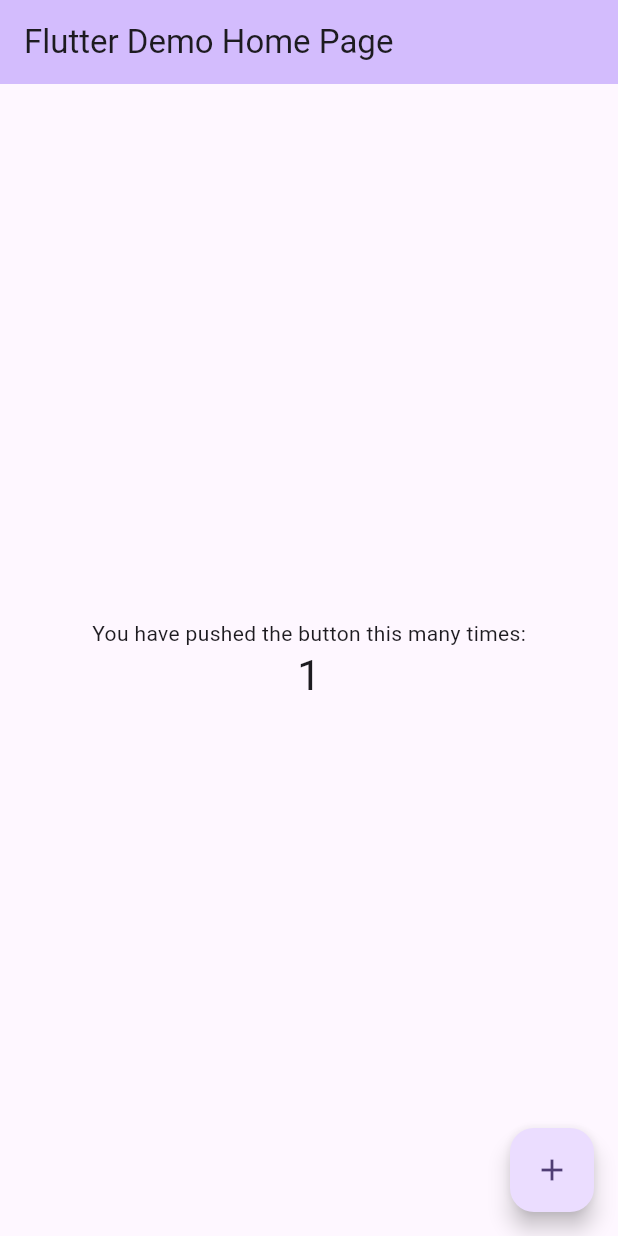
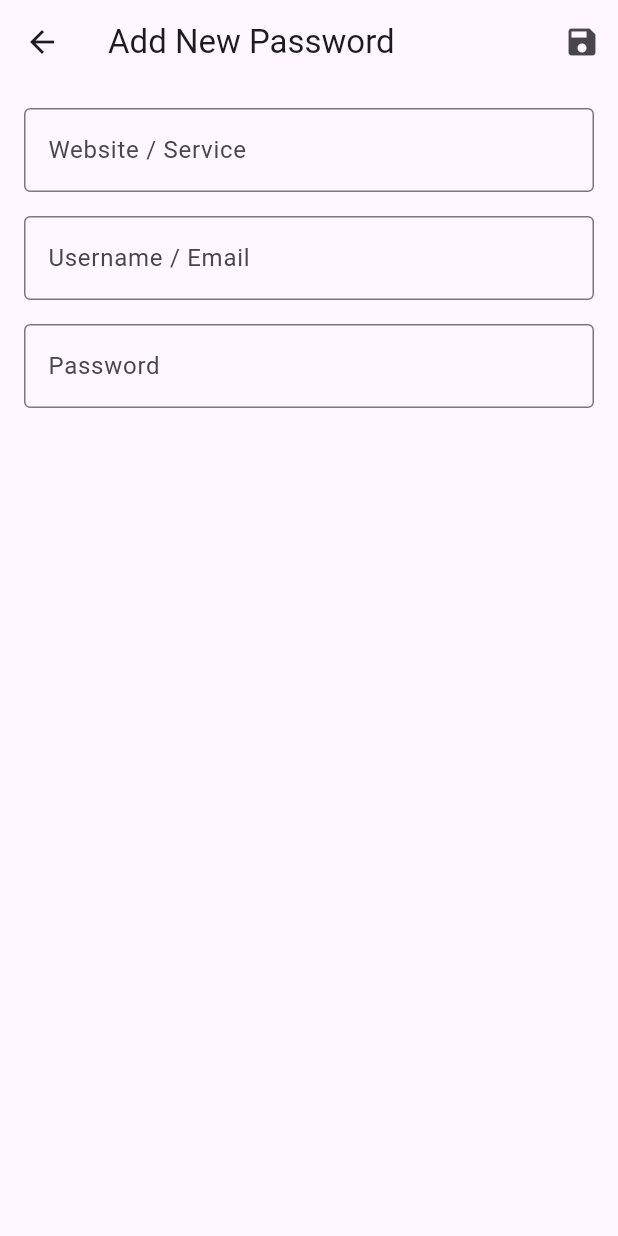
Before and after one commit to could-ai/019860d4-39db-7d30-8c54-eef5cc6d4892, a Flutter app: the screen it shows after launch, after a tap on the "add" icon, on a phone screen of 412 x 824 dp. Run offline on Flutter 3.47's test engine with Material 3 defaults, Android fonts, the phone set to English and light mode, and no system bars.

Commit message:
Refactor main.dart to navigate to a new screen for adding passwords and update the password list with the returned data.; Create a new screen with a form to add new password entries, including fields for website, username, and password, and a save button.

```diff
--- /dev/null
+++ b/usr/lib/add_password_screen.dart
@@ -0,0 +1,83 @@
+import 'package:flutter/material.dart';
+import 'package:couldai_user_app/main.dart';
+
+class AddPasswordScreen extends StatefulWidget {
+  const AddPasswordScreen({super.key});
+
+  @override
+  State<AddPasswordScreen> createState() => _AddPasswordScreenState();
+}
+
+class _AddPasswordScreenState extends State<AddPasswordScreen> {
+  final _websiteController = TextEditingController();
+  final _usernameController = TextEditingController();
+  final _passwordController = TextEditingController();
+
+  void _savePassword() {
+    if (_websiteController.text.isNotEmpty &&
+        _usernameController.text.isNotEmpty &&
+        _passwordController.text.isNotEmpty) {
+      final newEntry = PasswordEntry(
+        website: _websiteController.text,
+        username: _usernameController.text,
+        password: _passwordController.text,
+      );
+      Navigator.pop(context, newEntry);
+    }
+  }
+
+  @override
+  void dispose() {
+    _websiteController.dispose();
+    _usernameController.dispose();
+    _passwordController.dispose();
+    super.dispose();
+  }
+
+  @override
+  Widget build(BuildContext context) {
+    return Scaffold(
+      appBar: AppBar(
+        title: const Text('Add New Password'),
+        actions: [
+          IconButton(
+            icon: const Icon(Icons.save),
+            onPressed: _savePassword,
+            tooltip: 'Save',
+          ),
+        ],
+      ),
+      body: Padding(
+        padding: const EdgeInsets.all(16.0),
+        child: Column(
+          children: [
+            TextField(
+              controller: _websiteController,
+              decoration: const InputDecoration(
+                labelText: 'Website / Service',
+                border: OutlineInputBorder(),
+              ),
+            ),
+            const SizedBox(height: 16),
+            TextField(
+              controller: _usernameController,
+              decoration: const InputDecoration(
+                labelText: 'Username / Email',
+                border: OutlineInputBorder(),
+              ),
+            ),
+            const SizedBox(height: 16),
+            TextField(
+              controller: _passwordController,
+              obscureText: true,
+              decoration: const InputDecoration(
+                labelText: 'Password',
+                border: OutlineInputBorder(),
+              ),
+            ),
+          ],
+        ),
+      ),
+    );
+  }
+}
--- a/usr/lib/main.dart
+++ b/usr/lib/main.dart
@@ -1,52 +1,37 @@
 import 'package:flutter/material.dart';
+import 'package:couldai_user_app/add_password_screen.dart';
 
 void main() {
   runApp(const MyApp());
 }
 
+class PasswordEntry {
+  final String website;
+  final String username;
+  final String password;
+
+  PasswordEntry({required this.website, required this.username, required this.password});
+}
+
 class MyApp extends StatelessWidget {
   const MyApp({super.key});
 
-  // This widget is the root of your application.
   @override
   Widget build(BuildContext context) {
     return MaterialApp(
-      title: 'Flutter Demo',
+      title: 'Password Manager',
       debugShowCheckedModeBanner: false,
       theme: ThemeData(
-        // This is the theme of your application.
-        //
-        // TRY THIS: Try running your application with "flutter run". You'll see
-        // the application has a purple toolbar. Then, without quitting the app,
-        // try changing the seedColor in the colorScheme below to Colors.green
-        // and then invoke "hot reload" (save your changes or press the "hot
-        // reload" button in a Flutter-supported IDE, or press "r" if you used
-        // the command line to start the app).
-        //
-        // Notice that the counter didn't reset back to zero; the application
-        // state is not lost during the reload. To reset the state, use hot
-        // restart instead.
-        //
-        // This works for code too, not just values: Most code changes can be
-        // tested with just a hot reload.
         colorScheme: ColorScheme.fromSeed(seedColor: Colors.deepPurple),
+        useMaterial3: true,
       ),
-      home: const MyHomePage(title: 'Flutter Demo Home Page'),
+      home: const MyHomePage(title: 'Password Manager'),
     );
   }
 }
 
 class MyHomePage extends StatefulWidget {
   const MyHomePage({super.key, required this.title});
-
-  // This widget is the home page of your application. It is stateful, meaning
-  // that it has a State object (defined below) that contains fields that affect
-  // how it looks.
-
-  // This class is the configuration for the state. It holds the values (in this
-  // case the title) provided by the parent (in this case the App widget) and
-  // used by the build method of the State. Fields in a Widget subclass are
-  // always marked "final".
 
   final String title;
 
@@ -55,66 +40,51 @@ class MyHomePage extends StatefulWidget {
 }
 
 class _MyHomePageState extends State<MyHomePage> {
-  int _counter = 0;
+  final List<PasswordEntry> _passwordEntries = [
+    PasswordEntry(website: 'Google', username: 'user@gmail.com', password: 'password123'),
+    PasswordEntry(website: 'Facebook', username: 'user@facebook.com', password: 'password456'),
+    PasswordEntry(website: 'Twitter', username: 'user@twitter.com', password: 'password789'),
+  ];
 
-  void _incrementCounter() {
-    setState(() {
-      // This call to setState tells the Flutter framework that something has
-      // changed in this State, which causes it to rerun the build method below
-      // so that the display can reflect the updated values. If we changed
-      // _counter without calling setState(), then the build method would not be
-      // called again, and so nothing would appear to happen.
-      _counter++;
-    });
+  void _navigateToAddPasswordScreen() async {
+    final newEntry = await Navigator.push(
+      context,
+      MaterialPageRoute(builder: (context) => const AddPasswordScreen()),
+    );
+
+    if (newEntry != null) {
+      setState(() {
+        _passwordEntries.add(newEntry);
+      });
+    }
   }
 
   @override
   Widget build(BuildContext context) {
-    // This method is rerun every time setState is called, for instance as done
-    // by the _incrementCounter method above.
-    //
-    // The Flutter framework has been optimized to make rerunning build methods
-    // fast, so that you can just rebuild anything that needs updating rather
-    // than having to individually change instances of widgets.
     return Scaffold(
       appBar: AppBar(
-        // TRY THIS: Try changing the color here to a specific color (to
-        // Colors.amber, perhaps?) and trigger a hot reload to see the AppBar
-        // change color while the other colors stay the same.
         backgroundColor: Theme.of(context).colorScheme.inversePrimary,
-        // Here we take the value from the MyHomePage object that was created by
-        // the App.build method, and use it to set our appbar title.
         title: Text(widget.title),
       ),
-      body: Center(
-        // Center is a layout widget. It takes a single child and positions it
-        // in the middle of the parent.
-        child: Column(
-          // Column is also a layout widget. It takes a list of children and
-          // arranges them vertically. By default, it sizes itself to fit its
-          // children horizontally, and tries to be as tall as its parent.
-          //
-          // Column has various properties to control how it sizes itself and
-          // how it positions its children. Here we use mainAxisAlignment to
-          // center the children vertically; the main axis here is the vertical
-          // axis because Columns are vertical (the cross axis would be
-          // horizontal).
-          //
-          // TRY THIS: Invoke "debug painting" (choose the "Toggle Debug Paint"
-          // action in the IDE, or press "p" in the console), to see the
-          // wireframe for each widget.
-          mainAxisAlignment: MainAxisAlignment.center,
-          children: <Widget>[
-            const Text('You have pushed the button this many times:'),
-            Text('$_counter', style: Theme.of(context).textTheme.headlineMedium),
-          ],
-        ),
+      body: ListView.builder(
+        itemCount: _passwordEntries.length,
+        itemBuilder: (context, index) {
+          final entry = _passwordEntries[index];
+          return ListTile(
+            title: Text(entry.website),
+            subtitle: Text(entry.username),
+            trailing: const Icon(Icons.arrow_forward_ios),
+            onTap: () {
+              // TODO: Implement password detail view
+            },
+          );
+        },
       ),
       floatingActionButton: FloatingActionButton(
-        onPressed: _incrementCounter,
-        tooltip: 'Increment',
+        onPressed: _navigateToAddPasswordScreen,
+        tooltip: 'Add Password',
         child: const Icon(Icons.add),
-      ), // This trailing comma makes auto-formatting nicer for build methods.
+      ),
     );
   }
 }
```
